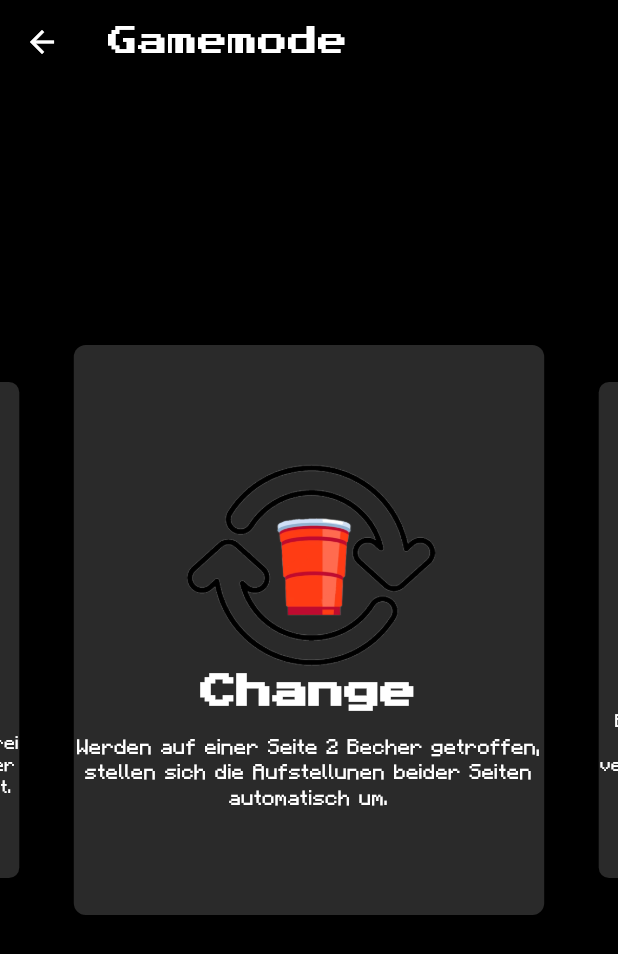
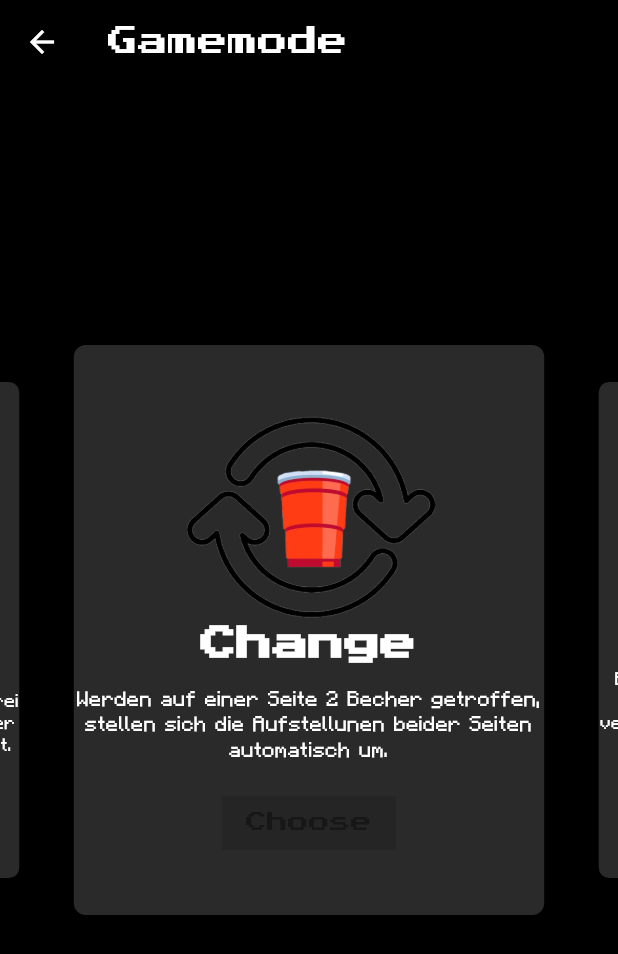
Before and after one commit to seimon-ohh/pongoapp, a Flutter app: the GamemodeScreen screen opened by its route, swiped to page 2, on a phone screen of 412 x 824 dp. Shown: the top 954 px of the screen. Run offline on Flutter 3.47's test engine with Material 2 defaults, Android fonts, the light colour scheme and no system bars; drawn by our look-alikes of carousel_slider; our stand-ins replace cloud_firestore, firebase_core, flutter_expandable_fab, flutter_fortune_wheel, flutter_svg, get_it; accounts and stored records are empty.

Commit message:
Changes by felix

```diff
--- a/lib/main.dart
+++ b/lib/main.dart
@@ -147,6 +147,7 @@ class BeerPongApp extends StatelessWidget {
         TeamListsWidget.routeName: (ctx) => TeamListsWidget(),
         BeerPongRulesPage.routeName: (ctx) => BeerPongRulesPage(),
         GameboardScreen.routeName: (ctx) => GameboardScreen(),
+        TauziehenScreen.routeName: (ctx) => TauziehenScreen(),
       },
     );
   }
--- a/lib/widgets/gamemode_carousel.dart
+++ b/lib/widgets/gamemode_carousel.dart
@@ -1,6 +1,9 @@
 import 'package:flutter/material.dart';
 import 'package:carousel_slider/carousel_slider.dart';
 import 'package:pongoapp/screens/teamlist_screen.dart';
+import 'package:provider/provider.dart';
+
+import '../providers/gamedata_provider.dart';
 
 class GamemodeCarousel extends StatelessWidget {
   final List<Map<String, dynamic>> gamemodes = [
@@ -9,48 +12,57 @@ class GamemodeCarousel extends StatelessWidget {
       'title': 'Classic',
       'description':
           'Macht euch auf was gefasst! So habt ihr Bierpong noch nie erlebt! Wir zeigen euch, was bei einem Bierpong-Match alles möglich ist.',
+      'isLocked': false,
     },
     {
       'image': 'assets/images/tauziehen.png',
       'title': 'Tauziehen',
       'description':
           'Triffst du den angezeigten Bescher, wird dieser in deiene Richtung verschoben. Es gewinnt derjenige, der es schafft den Becher komplett auf seine eigene Seite wandern zu lassen.',
+      'isLocked': false,
     },
     {
       'image': 'assets/images/tictactoe.png',
       'title': 'Tic Tac Toe',
       'description':
           'Es wird abwechselnd geworfen. Wer zuerst 3 Becher in einer Reihe getroffen hat, gewinnt.',
+      'isLocked': true,
     },
     {
       'image': 'assets/images/level.png',
       'title': 'Level',
       'description':
           'Es gibt drei Level mit unterschiedlichen Aufstellungen. Jedes Level besteht aus drei Bechern, die getroffen werden müssen. Wer zuerst alle 3 Level absolviert hat, gewinnt.',
+      'isLocked': true,
     },
     {
       'image': 'assets/images/change.png',
       'title': 'Change',
       'description':
           'Werden auf einer Seite 2 Becher getroffen, stellen sich die Aufstellunen beider Seiten automatisch um.',
+      'isLocked': true,
     },
     {
       'image': 'assets/images/memory.png',
       'title': 'Memory',
       'description':
           'Es gibt acht verschiedene Paare. Mit dem Treffen eines Bechers deckt man das versteckte Symbol auf. Wer als erstes mehr als vier Paare aufdeckt, hat gewonnen.',
+      'isLocked': true,
     },
     {
       'image': 'assets/images/dart.png',
       'title': 'Darts',
       'description':
           'Jeder Becher bringt eine andere Anzahl an Punkten. trifft man einen Becher werden diese Punkte abgezogen. Wer als erstes genau bei null ist, hat gewonnen.',
+      'isLocked': true,
     },
     // Add more gamemodes as needed
   ];
 
   @override
   Widget build(BuildContext context) {
+    final gameDataProvider =
+        Provider.of<GameDataProvider>(context, listen: false);
     return Column(
         crossAxisAlignment: CrossAxisAlignment.center,
         mainAxisAlignment: MainAxisAlignment.spaceEvenly,
@@ -89,6 +101,24 @@ class GamemodeCarousel extends StatelessWidget {
                         color: Colors.white,
                       ),
                     ),
+                    SizedBox(height: 16.0),
+                    ElevatedButton(
+                      onPressed: gamemodes[index]["isLocked"]
+                          ? null
+                          : () {
+                              gameDataProvider
+                                  .updateGamemode(gamemodes[index]['title']);
+                              Navigator.pushNamed(
+                                  context, TeamListsWidget.routeName);
+                            },
+                      child: Text("Choose"),
+                      style: ElevatedButton.styleFrom(
+                        foregroundColor: Colors.black,
+                        backgroundColor:
+                            gamemodes[index]["isLocked"] ? Colors.grey : null,
+
+                      ),
+                    )
                   ],
                 ),
               );
```
Also changed, not shown: lib/screens/gamerules_screen.dart (+9 -2 lines).
